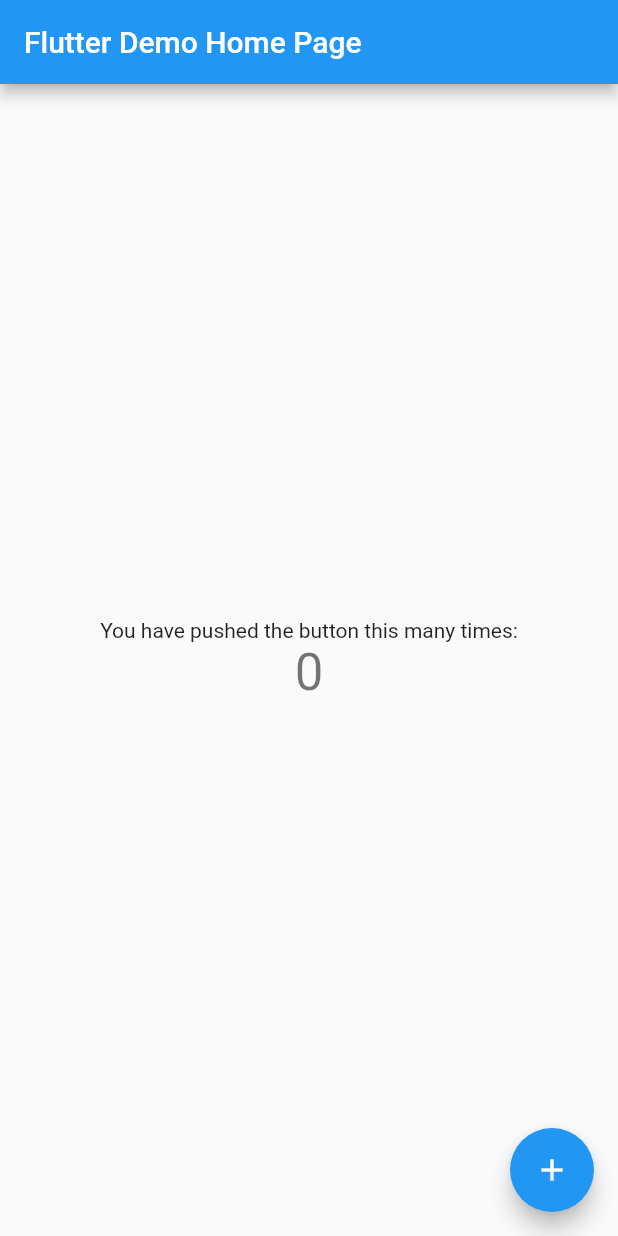
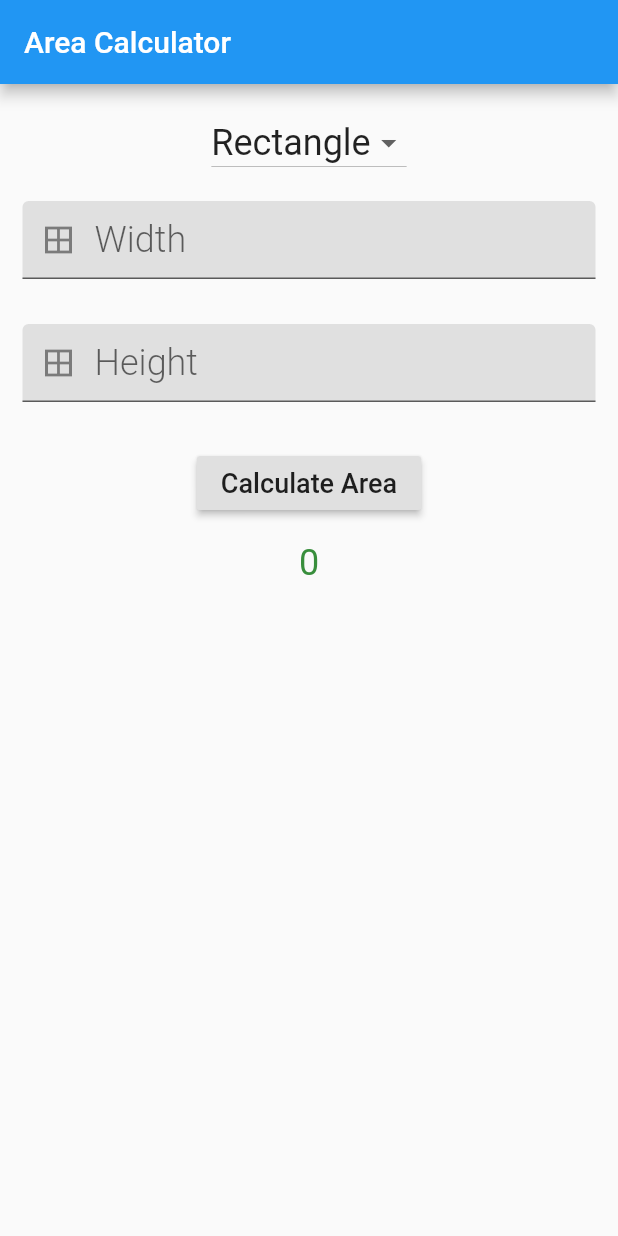
Before and after one commit to richardnwonah/Area-Calculator, a Flutter app: the screen it shows after launch, on a phone screen of 412 x 824 dp. Run offline on Flutter 3.47's test engine with Material 2 defaults, Android fonts, the phone set to English and light mode, and no system bars.

Commit message:
project finished

```diff
--- a/lib/main.dart
+++ b/lib/main.dart
@@ -1,113 +1,154 @@
 import 'package:flutter/material.dart';
 
-void main() {
-  runApp(MyApp());
-}
+void main() => runApp(MyApp());
 
 class MyApp extends StatelessWidget {
-  // This widget is the root of your application.
   @override
   Widget build(BuildContext context) {
     return MaterialApp(
-      title: 'Flutter Demo',
-      theme: ThemeData(
-        // This is the theme of your application.
-        //
-        // Try running your application with "flutter run". You'll see the
-        // application has a blue toolbar. Then, without quitting the app, try
-        // changing the primarySwatch below to Colors.green and then invoke
-        // "hot reload" (press "r" in the console where you ran "flutter run",
-        // or simply save your changes to "hot reload" in a Flutter IDE).
-        // Notice that the counter didn't reset back to zero; the application
-        // is not restarted.
-        primarySwatch: Colors.blue,
+      title: 'Area Calculator App',
+      home: Scaffold(
+        appBar: AppBar(
+          title: Text('Area Calculator'),
+        ),
+        body: AreaCalculator(),
       ),
-      home: MyHomePage(title: 'Flutter Demo Home Page'),
     );
   }
 }
 
-class MyHomePage extends StatefulWidget {
-  MyHomePage({Key? key, required this.title}) : super(key: key);
+class AreaCalculator extends StatefulWidget {
+  @override
+  _AreaCalculatorState createState() => _AreaCalculatorState();
+}
 
-  // This widget is the home page of your application. It is stateful, meaning
-  // that it has a State object (defined below) that contains fields that affect
-  // how it looks.
+class _AreaCalculatorState extends State<AreaCalculator> {
+  List<String> shapes = ['Rectangle', 'Triangle'];
+  late String currentShape;
+  String result = '0';
+  double width = 0;
+  double height = 0;
 
-  // This class is the configuration for the state. It holds the values (in this
-  // case the title) provided by the parent (in this case the App widget) and
-  // used by the build method of the State. Fields in a Widget subclass are
-  // always marked "final".
-
-  final String title;
+  final TextEditingController widthController = TextEditingController();
+  final TextEditingController heightController = TextEditingController();
 
   @override
-  _MyHomePageState createState() => _MyHomePageState();
-}
-
-class _MyHomePageState extends State<MyHomePage> {
-  int _counter = 0;
-
-  void _incrementCounter() {
-    setState(() {
-      // This call to setState tells the Flutter framework that something has
-      // changed in this State, which causes it to rerun the build method below
-      // so that the display can reflect the updated values. If we changed
-      // _counter without calling setState(), then the build method would not be
-      // called again, and so nothing would appear to happen.
-      _counter++;
-    });
+  void initState() {
+    super.initState();
+    result = '0';
+    currentShape = 'Rectangle';
+    widthController.addListener(updateWidth);
+    heightController.addListener(updateHeight);
   }
 
   @override
   Widget build(BuildContext context) {
-    // This method is rerun every time setState is called, for instance as done
-    // by the _incrementCounter method above.
-    //
-    // The Flutter framework has been optimized to make rerunning build methods
-    // fast, so that you can just rebuild anything that needs updating rather
-    // than having to individually change instances of widgets.
-    return Scaffold(
-      appBar: AppBar(
-        // Here we take the value from the MyHomePage object that was created by
-        // the App.build method, and use it to set our appbar title.
-        title: Text(widget.title),
-      ),
-      body: Center(
-        // Center is a layout widget. It takes a single child and positions it
-        // in the middle of the parent.
+    return Container(
+        margin: EdgeInsets.only(top: 15.0),
         child: Column(
-          // Column is also a layout widget. It takes a list of children and
-          // arranges them vertically. By default, it sizes itself to fit its
-          // children horizontally, and tries to be as tall as its parent.
-          //
-          // Invoke "debug painting" (press "p" in the console, choose the
-          // "Toggle Debug Paint" action from the Flutter Inspector in Android
-          // Studio, or the "Toggle Debug Paint" command in Visual Studio Code)
-          // to see the wireframe for each widget.
-          //
-          // Column has various properties to control how it sizes itself and
-          // how it positions its children. Here we use mainAxisAlignment to
-          // center the children vertically; the main axis here is the vertical
-          // axis because Columns are vertical (the cross axis would be
-          // horizontal).
-          mainAxisAlignment: MainAxisAlignment.center,
           children: <Widget>[
-            Text(
-              'You have pushed the button this many times:',
+            //dropdown
+            DropdownButton<String>(
+                value: currentShape,
+                items: shapes.map((String value) {
+                  return new DropdownMenuItem<String>(
+                    value: value,
+                    child: Text(
+                      value,
+                      style: TextStyle(fontSize: 24.0),
+                    ),
+                  );
+                }).toList(),
+                onChanged: (shape) {
+                  setState(() {
+                    currentShape = shape!;
+                  });
+                }),
+            //width
+            AreaTextField(controller: widthController, hint: 'Width'),
+            //height
+            AreaTextField(controller: heightController, hint: 'Height'),
+            Container(
+              margin: EdgeInsets.all(15.0),
+              child: RaisedButton(
+                child: Text(
+                  'Calculate Area',
+                  style: TextStyle(fontSize: 18.0),
+                ),
+                //color: Colors.lightBlue,
+                onPressed: calculateArea,
+              ),
             ),
             Text(
-              '$_counter',
-              style: Theme.of(context).textTheme.headline4,
+              result,
+              style: TextStyle(
+                fontSize: 24.0,
+                color: Colors.green[700],
+              ),
             ),
           ],
-        ),
-      ),
-      floatingActionButton: FloatingActionButton(
-        onPressed: _incrementCounter,
-        tooltip: 'Increment',
-        child: Icon(Icons.add),
-      ), // This trailing comma makes auto-formatting nicer for build methods.
-    );
+        ));
+  }
+
+  void calculateArea() {
+    double area;
+
+    if (currentShape == 'Rectangle') {
+      area = width * height;
+    } else if (currentShape == 'Triangle') {
+      area = width * height / 2;
+    } else {
+      area = 0;
+    }
+    setState(() {
+      result = 'The area is ' + area.toString();
+    });
+  }
+
+  void updateWidth() {
+    setState(() {
+      if (widthController.text != '') {
+        width = double.parse(widthController.text);
+      } else {
+        width = 0;
+      }
+    });
+  }
+
+  void updateHeight() {
+    setState(() {
+      if (heightController.text != '') {
+        height = double.parse(heightController.text);
+      } else {
+        height = 0;
+      }
+    });
   }
 }
+
+class AreaTextField extends StatelessWidget {
+  AreaTextField({required this.controller, required this.hint});
+
+  final TextEditingController controller;
+  final String hint;
+
+  @override
+  Widget build(BuildContext context) {
+    return Container(
+        margin: EdgeInsets.all(15.0),
+        child: TextField(
+          controller: controller,
+          keyboardType: TextInputType.number,
+          style: TextStyle(
+              color: Colors.green[700],
+              fontWeight: FontWeight.w300,
+              fontSize: 24.0),
+          decoration: InputDecoration(
+            prefixIcon: Icon(Icons.border_all),
+            filled: true,
+            fillColor: Colors.grey[300],
+            hintText: hint,
+          ),
+        ));
+  }
+}
```
